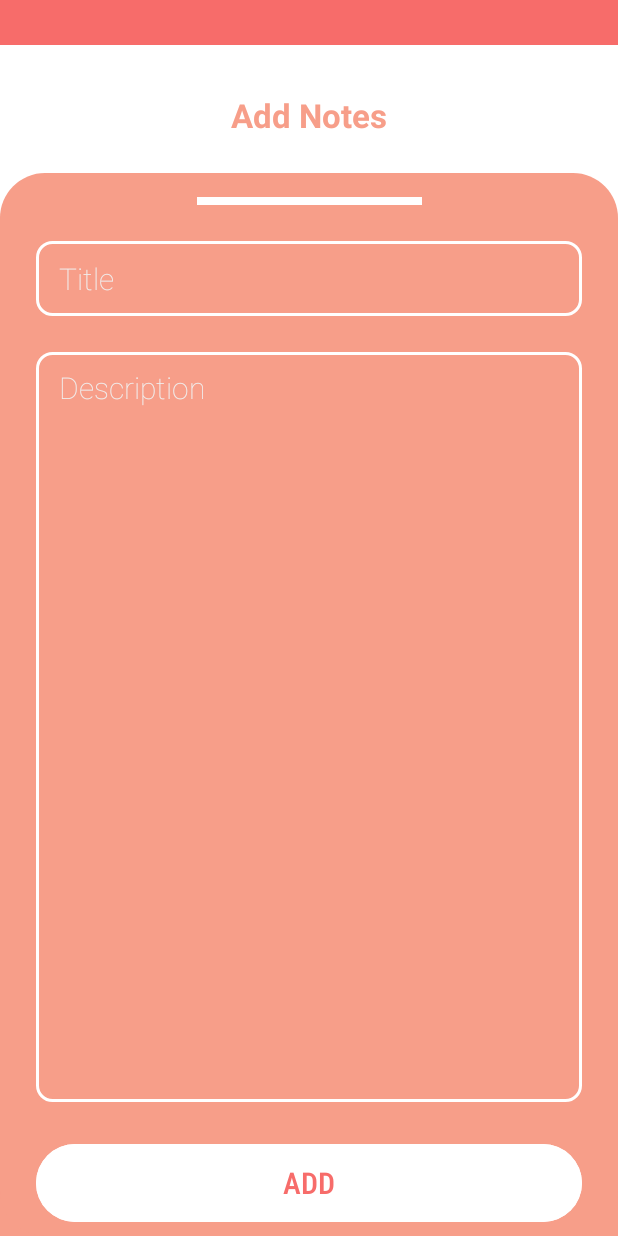
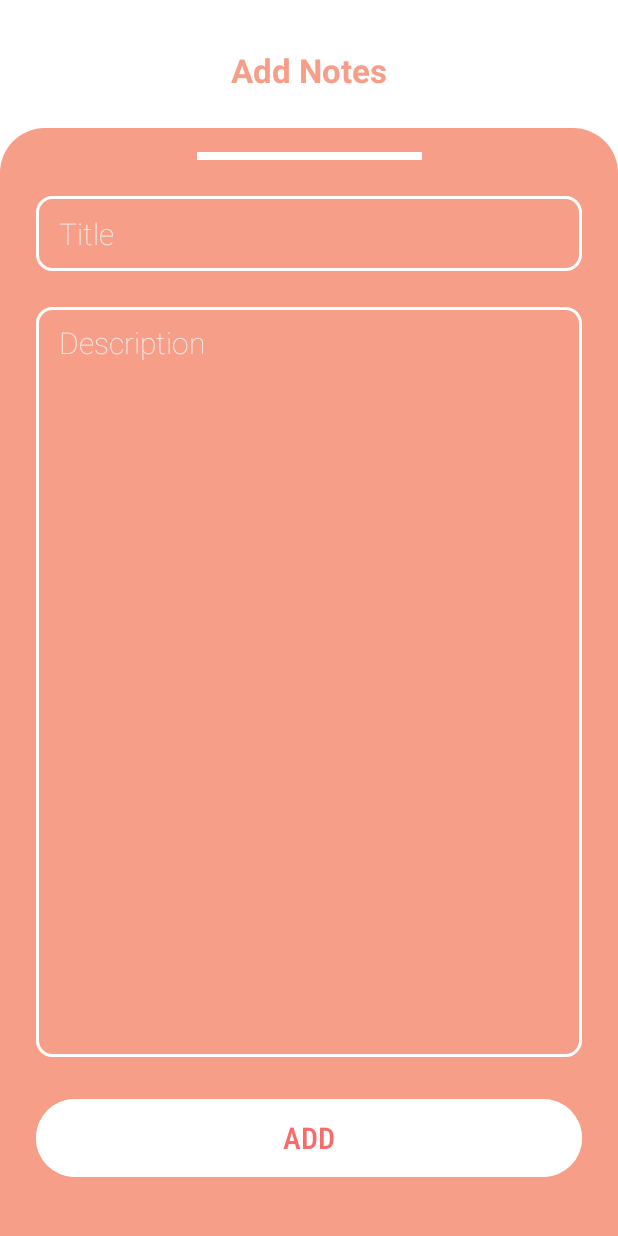
Before and after one commit to vivekupasani/Notes, an Android app: the Add screen opened through its navigation route, on a phone screen of 412 x 824 dp. Run offline under Robolectric (Android 15) with nearby library versions, the phone set to English and light mode, and no system bars; our stand-ins replace Room's generated code.

Commit message:
Second commit

```diff
--- a/app/src/main/res/layout/activity_main.xml
+++ b/app/src/main/res/layout/activity_main.xml
@@ -4,6 +4,8 @@
     xmlns:tools="http://schemas.android.com/tools"
     android:id="@+id/main"
     android:layout_width="match_parent"
+    android:fitsSystemWindows="true"
+    android:background="@color/black"
     android:layout_height="match_parent"
     tools:context=".MainActivity">
 
--- a/app/src/main/res/layout/each_task_design.xml
+++ b/app/src/main/res/layout/each_task_design.xml
@@ -33,7 +33,7 @@
         <TextView
             android:id="@+id/showDescription"
             android:layout_width="match_parent"
-            android:layout_height="50dp"
+            android:layout_height="40dp"
             android:layout_marginStart="15dp"
             android:layout_marginTop="45dp"
             android:layout_marginEnd="15dp"
--- a/app/src/main/res/layout/fragment_add.xml
+++ b/app/src/main/res/layout/fragment_add.xml
@@ -4,13 +4,12 @@
     xmlns:tools="http://schemas.android.com/tools"
     android:layout_width="match_parent"
     android:layout_height="match_parent"
-    android:background="@color/darkPink"
+    android:fitsSystemWindows="true"
     tools:context=".ui.Add">
 
     <androidx.constraintlayout.widget.ConstraintLayout
         android:layout_width="match_parent"
         android:layout_height="match_parent"
-        android:layout_marginTop="30dp"
         android:background="@color/white">
 
         <TextView
--- a/app/src/main/res/layout/fragment_edit.xml
+++ b/app/src/main/res/layout/fragment_edit.xml
@@ -4,13 +4,12 @@
     xmlns:tools="http://schemas.android.com/tools"
     android:layout_width="match_parent"
     android:layout_height="match_parent"
-    android:background="@color/darkPink"
+    android:fitsSystemWindows="true"
     tools:context=".ui.Edit">
 
     <androidx.constraintlayout.widget.ConstraintLayout
         android:layout_width="match_parent"
         android:layout_height="match_parent"
-        android:layout_marginTop="30dp"
         android:background="@color/white">
 
         <TextView
--- a/app/src/main/res/layout/fragment_profile.xml
+++ b/app/src/main/res/layout/fragment_profile.xml
@@ -5,6 +5,7 @@
     android:layout_width="match_parent"
     android:layout_height="match_parent"
     android:background="@color/white"
+    android:fitsSystemWindows="true"
     tools:context=".ui.Profile">
 
     <androidx.constraintlayout.widget.ConstraintLayout
--- a/app/src/main/res/layout/fragment_signin.xml
+++ b/app/src/main/res/layout/fragment_signin.xml
@@ -5,6 +5,7 @@
     android:layout_width="match_parent"
     android:layout_height="match_parent"
     android:background="@color/white"
+    android:fitsSystemWindows="true"
     tools:context=".ui.SignInFragment">
 
     <TextView
--- a/app/src/main/res/layout/fragment_signup.xml
+++ b/app/src/main/res/layout/fragment_signup.xml
@@ -5,6 +5,7 @@
     android:layout_width="match_parent"
     android:layout_height="match_parent"
     android:background="@color/white"
+    android:fitsSystemWindows="true"
     tools:context=".ui.SignUpFragment">
 
     <TextView
--- a/app/src/main/res/layout/fragment_view.xml
+++ b/app/src/main/res/layout/fragment_view.xml
@@ -4,6 +4,7 @@
     xmlns:tools="http://schemas.android.com/tools"
     android:layout_width="match_parent"
     android:layout_height="match_parent"
+    android:fitsSystemWindows="true"
     tools:context=".ui.View">
 
     <androidx.constraintlayout.widget.ConstraintLayout
--- a/app/src/main/res/values/themes.xml
+++ b/app/src/main/res/values/themes.xml
@@ -8,6 +8,11 @@
         <item name="colorSecondary">@color/lightPink</item>
         <item name="colorSecondaryVariant">@color/lightPink</item>
         <item name="colorOnSecondary">@color/lightPink</item>
+
+        <item name="android:statusBarColor">@android:color/holo_green_dark</item>
+
+        <!-- Optional: Light status bar icons and text -->
+        <item name="android:windowLightStatusBar">true</item>
     </style>
 
     <style name="Theme.ToDoList" parent="Base.Theme.ToDoList" />
```
Also changed, not shown: app/src/main/res/layout/fragment_home.xml (+14 -7 lines).
